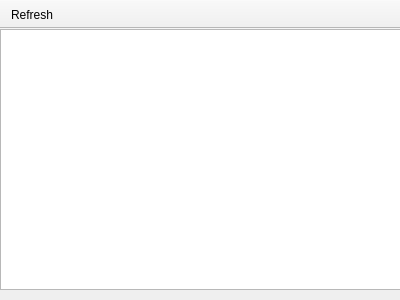
Qt form findserialport.ui (LeeKyuHyuk/FindSerialPort) before a commit.
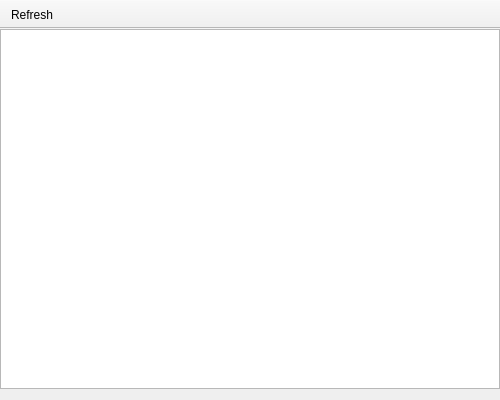
The same form after that commit. Icons and pictures are not drawn.

```diff
--- a/findserialport.ui
+++ b/findserialport.ui
@@ -6,8 +6,8 @@
    <rect>
     <x>0</x>
     <y>0</y>
-    <width>400</width>
-    <height>300</height>
+    <width>500</width>
+    <height>400</height>
    </rect>
   </property>
   <property name="windowTitle">
@@ -19,8 +19,8 @@
      <rect>
       <x>0</x>
       <y>0</y>
-      <width>401</width>
-      <height>261</height>
+      <width>500</width>
+      <height>360</height>
      </rect>
     </property>
    </widget>
```
